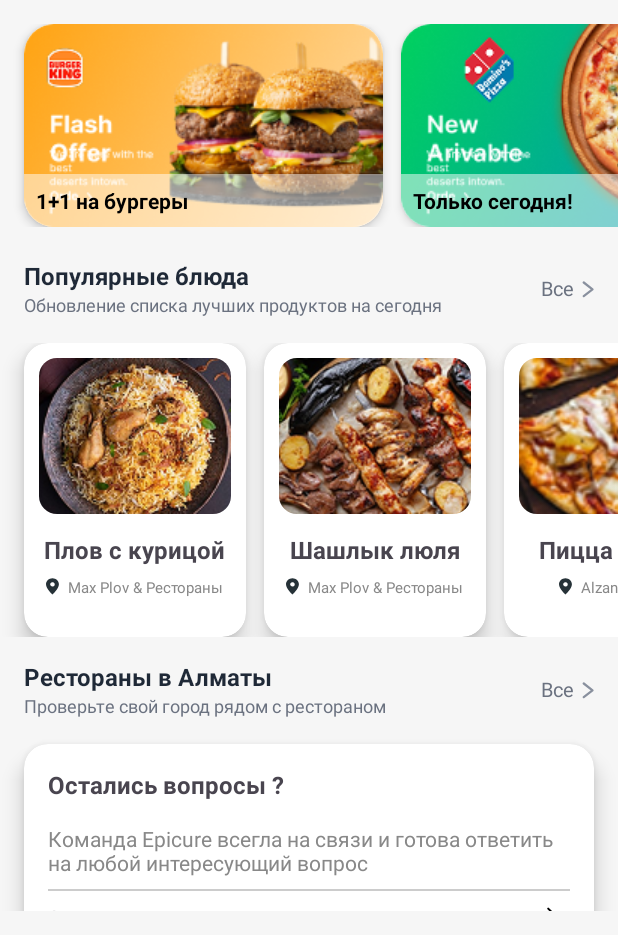
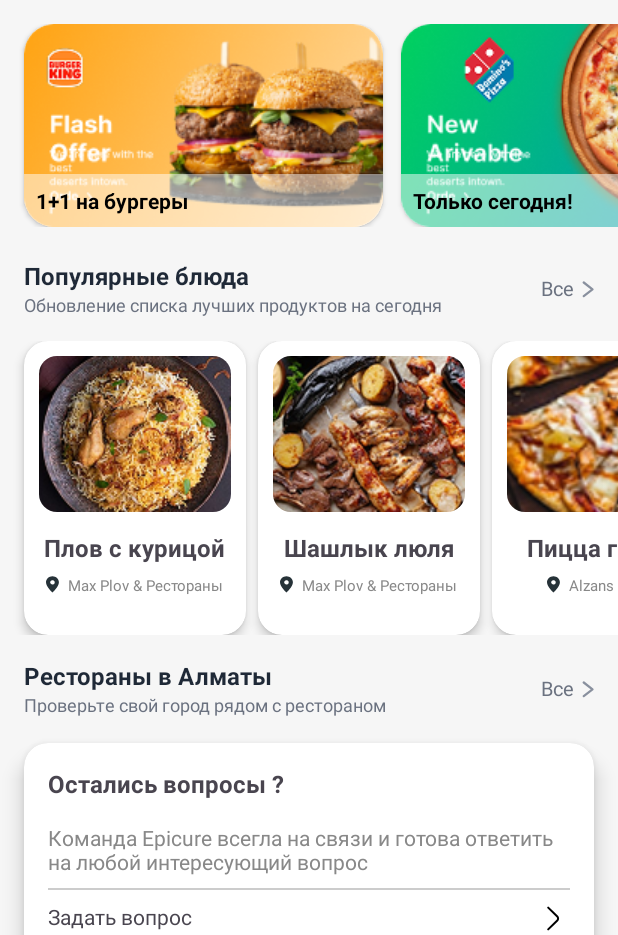
Before and after one commit to kalkadam404/RestaurantReservationApp, an Android app: the fragment HomeFragment shown on its own in the app's theme, on a phone screen of 412 x 824 dp, the part 301-1236 px from its top. Run offline under Robolectric (Android 15) with nearby library versions, the phone set to English and light mode, and no system bars; pictures from the network do not load.

Commit message:
fixed problem with cardElevation in xml

```diff
--- a/app/src/main/res/layout/activity_main.xml
+++ b/app/src/main/res/layout/activity_main.xml
@@ -5,6 +5,7 @@
     android:layout_height="match_parent"
     xmlns:app="http://schemas.android.com/apk/res-auto"
     android:background="@color/gray"
+    tools:context=".view.activities.MainActivity"
     >
 
 
--- a/app/src/main/res/layout/fragment_home.xml
+++ b/app/src/main/res/layout/fragment_home.xml
@@ -7,7 +7,6 @@
     android:layout_height="match_parent"
     android:fillViewport="true"
     android:paddingTop="16dp"
-    android:paddingBottom="16dp"
     android:background="@color/gray">
 
     <LinearLayout
@@ -87,6 +86,7 @@
             android:paddingStart="16dp"
             android:paddingEnd="16dp"
             android:clipToPadding="false"
+            android:clipChildren="false"
             android:overScrollMode="never"
             android:layout_marginBottom="16dp"
             android:orientation="horizontal"
@@ -101,7 +101,7 @@
             android:paddingStart="16dp"
             android:paddingEnd="16dp"
             android:layout_marginTop="5dp"
-            android:layout_marginBottom="1dp">
+            >
 
 
             <LinearLayout
@@ -158,10 +158,12 @@
             android:id="@+id/popularDishesRecycler"
             android:layout_width="match_parent"
             android:layout_height="wrap_content"
-            android:layout_marginTop="16dp"
             android:paddingStart="16dp"
             android:paddingEnd="16dp"
+            android:layout_marginTop="16dp"
+            android:layout_marginBottom="16dp"
             android:clipToPadding="false"
+            android:clipChildren="false"
             android:overScrollMode="never"
             android:orientation="horizontal" />
 
@@ -171,7 +173,7 @@
             android:orientation="horizontal"
             android:paddingStart="16dp"
             android:paddingEnd="16dp"
-            android:layout_marginTop="15dp"
+
             android:layout_marginBottom="1dp">
 
 
@@ -234,6 +236,7 @@
             android:paddingStart="16dp"
             android:paddingEnd="16dp"
             android:clipToPadding="false"
+            android:clipChildren="false"
             android:overScrollMode="never"
             android:orientation="horizontal" />
 
--- a/app/src/main/res/layout/item_banner.xml
+++ b/app/src/main/res/layout/item_banner.xml
@@ -1,11 +1,16 @@
 <?xml version="1.0" encoding="utf-8"?>
-<androidx.cardview.widget.CardView xmlns:android="http://schemas.android.com/apk/res/android"
+<LinearLayout xmlns:android="http://schemas.android.com/apk/res/android"
     xmlns:card_view="http://schemas.android.com/apk/res-auto"
+    android:layout_width="wrap_content"
+    android:layout_height="wrap_content"
+    android:orientation="horizontal"
+    android:layout_marginEnd="12dp"
+    >
+    <androidx.cardview.widget.CardView
         android:layout_width="239dp"
         android:layout_height="135dp"
-    android:layout_marginEnd="12dp"
         card_view:cardCornerRadius="20dp"
-    card_view:cardElevation="4dp">
+        card_view:cardElevation="2dp">
 
         <RelativeLayout
             android:layout_width="match_parent"
@@ -31,3 +36,4 @@
                 android:textSize="14sp" />
         </RelativeLayout>
     </androidx.cardview.widget.CardView>
+</LinearLayout>
--- a/app/src/main/res/layout/item_dish.xml
+++ b/app/src/main/res/layout/item_dish.xml
@@ -1,12 +1,18 @@
 <?xml version="1.0" encoding="utf-8"?>
-<androidx.cardview.widget.CardView xmlns:android="http://schemas.android.com/apk/res/android"
-    android:layout_width="148dp"
-    android:layout_height="196dp"
-    xmlns:card_view="http://schemas.android.com/apk/res-auto"
-    card_view:cardCornerRadius="16dp"
-    card_view:cardElevation="8dp"
-    android:backgroundTint="@color/white"
-    android:layout_marginEnd="12dp">
+<LinearLayout xmlns:android="http://schemas.android.com/apk/res/android"
+    android:layout_width="wrap_content"
+    android:layout_height="wrap_content"
+    android:orientation="horizontal"
+    android:layout_marginEnd="8dp"
+    >
+    <androidx.cardview.widget.CardView
+        android:layout_width="148dp"
+        android:layout_height="196dp"
+        xmlns:card_view="http://schemas.android.com/apk/res-auto"
+        card_view:cardCornerRadius="16dp"
+        card_view:cardElevation="4dp"
+        android:backgroundTint="@color/white"
+        >
 
         <androidx.cardview.widget.CardView
             android:layout_width="wrap_content"
@@ -54,3 +60,5 @@
                 android:textColor="#888888" />
         </LinearLayout>
     </androidx.cardview.widget.CardView>
+
+</LinearLayout>
--- a/app/src/main/res/layout/item_dish_category.xml
+++ b/app/src/main/res/layout/item_dish_category.xml
@@ -4,7 +4,7 @@
     xmlns:app="http://schemas.android.com/apk/res-auto"
     android:layout_marginBottom="12dp"
     android:backgroundTint="@color/white"
-    app:cardElevation="2dp"
+    app:cardElevation="1dp"
     app:cardCornerRadius="16dp">
 
     <LinearLayout
--- a/app/src/main/res/values/themes.xml
+++ b/app/src/main/res/values/themes.xml
@@ -1,8 +1,8 @@
 <resources xmlns:tools="http://schemas.android.com/tools">
     <!-- Base application theme. -->
     <style name="Base.Theme.RestaurantReservation" parent="Theme.Material3.DayNight.NoActionBar">
+        <item name="android:statusBarColor">@android:color/black</item>
     </style>
-    <style name="Theme.RestaurantReservation" parent="Base.Theme.RestaurantReservation" >
-        <item name="android:statusBarColor">@color/black</item>
-    </style>
+
+    <style name="Theme.RestaurantReservation" parent="Base.Theme.RestaurantReservation" />
 </resources>
```
Lines whose indentation alone changed are shown as unchanged.
